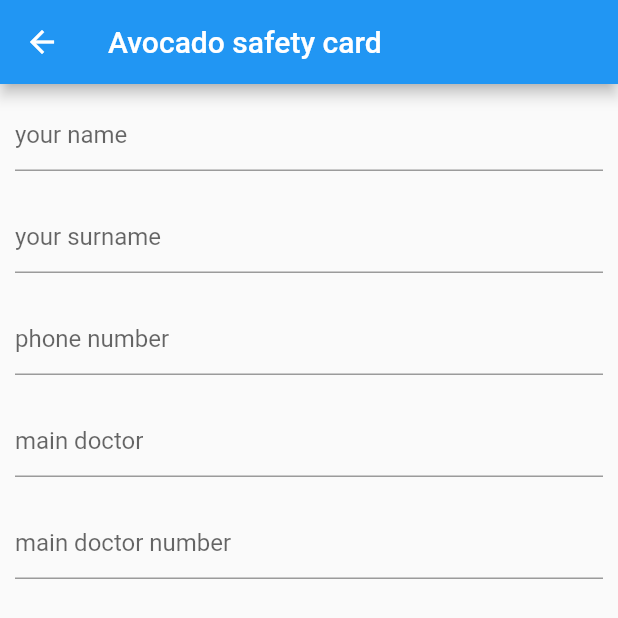
After one commit to JuniorJPDJ/avocado, a Flutter app: the ProfileView screen opened directly, on a phone screen of 412 x 824 dp. The commit adds this screen. Shown: the top 618 px of the screen. Run offline on Flutter 3.47's test engine with Material 2 defaults, Android fonts, the phone set to English and light mode, and no system bars; our stand-ins replace charts_flutter, flutter_blue, flutter_slidable, qr_flutter, rxdart, sqflite; missing offline and left inert: circular_buffer, crclib, flutter_app_badger, flutter_ringtone_player, qr_code_scanner; accounts and stored records are empty.

Commit message:
qr code reader edited, new profile view and badges for app icon

```diff
--- a/lib/main.dart
+++ b/lib/main.dart
@@ -1,8 +1,10 @@
 import 'package:flutter/material.dart';
+import 'package:flutter_app_badger/flutter_app_badger.dart';
 
 import 'AvocadoState.dart';
 import 'connect_source_view.dart';
 import 'data_source_view.dart';
+
 
 void main() async {
   WidgetsFlutterBinding.ensureInitialized();
@@ -10,6 +12,10 @@ void main() async {
   AvocadoState state = AvocadoState('avocado.sqlite');
 
   await state.loadSourcesFromDb();
+
+  if(state.glucoseData.length > 0)
+    state.glucoseDataSources.first.dataStream.listen((value) {FlutterAppBadger.updateBadgeCount(value.value.toInt());});
+
 
   runApp(MaterialApp(
     title: 'Navigation Basics',
--- /dev/null
+++ b/lib/profile_view.dart
@@ -0,0 +1,65 @@
+import 'package:flutter/material.dart';
+import 'package:flutter/services.dart';
+import 'package:pretty_things/testf.dart';
+
+class ProfileView extends StatelessWidget {
+  TextEditingController name;
+  TextEditingController surname;
+  TextEditingController myPhone;
+  TextEditingController mainDoctor;
+  TextEditingController mainDoctorNumber;
+
+  @override
+  Widget build(BuildContext context) {
+    return Scaffold(
+        appBar: AppBar(
+          title: Text("Avocado safety card"),
+          leading: IconButton(
+            icon: Icon(Icons.arrow_back),
+            onPressed: () {
+              Navigator.pop(context);
+            },
+          ),
+        ),
+        body: ListView(children: <Widget>[
+          Container(
+            child: null,
+          ),
+          Container(
+            margin: const EdgeInsets.all(10.0),
+            child: TextField(
+              controller: name,
+              decoration: InputDecoration(hintText: 'your name'),
+            ),
+          ),
+          Container(
+            margin: const EdgeInsets.all(10.0),
+            child: TextField(
+              controller: surname,
+              decoration: InputDecoration(hintText: 'your surname'),
+            ),
+          ),
+          Container(
+            margin: const EdgeInsets.all(10.0),
+            child: TextField(
+              controller: myPhone,
+              decoration: InputDecoration(hintText: 'phone number'),
+            ),
+          ),
+          Container(
+            margin: const EdgeInsets.all(10.0),
+            child: TextField(
+              controller: mainDoctor,
+              decoration: InputDecoration(hintText: 'main doctor'),
+            ),
+          ),
+          Container(
+            margin: const EdgeInsets.all(10.0),
+            child: TextField(
+              controller: mainDoctorNumber,
+              decoration: InputDecoration(hintText: 'main doctor number'),
+            ),
+          ),
+        ]));
+  }
+}
--- a/pubspec.yaml
+++ b/pubspec.yaml
@@ -40,6 +40,8 @@ dependencies:
   flutter_ringtone_player: ^2.0.0
   qr_flutter: ^3.1.0
   qr_code_scanner: ^0.3.0
+  dependencies:
+  flutter_app_badger: ^1.1.2
 
 
 dev_dependencies:
```
Also changed, not shown: lib/data_source_view.dart (+11 -6 lines), lib/main_drawer.dart (+6 -4 lines), lib/qr_reader_view.dart (+14 -41 lines), pubspec.lock, 2 other files.
